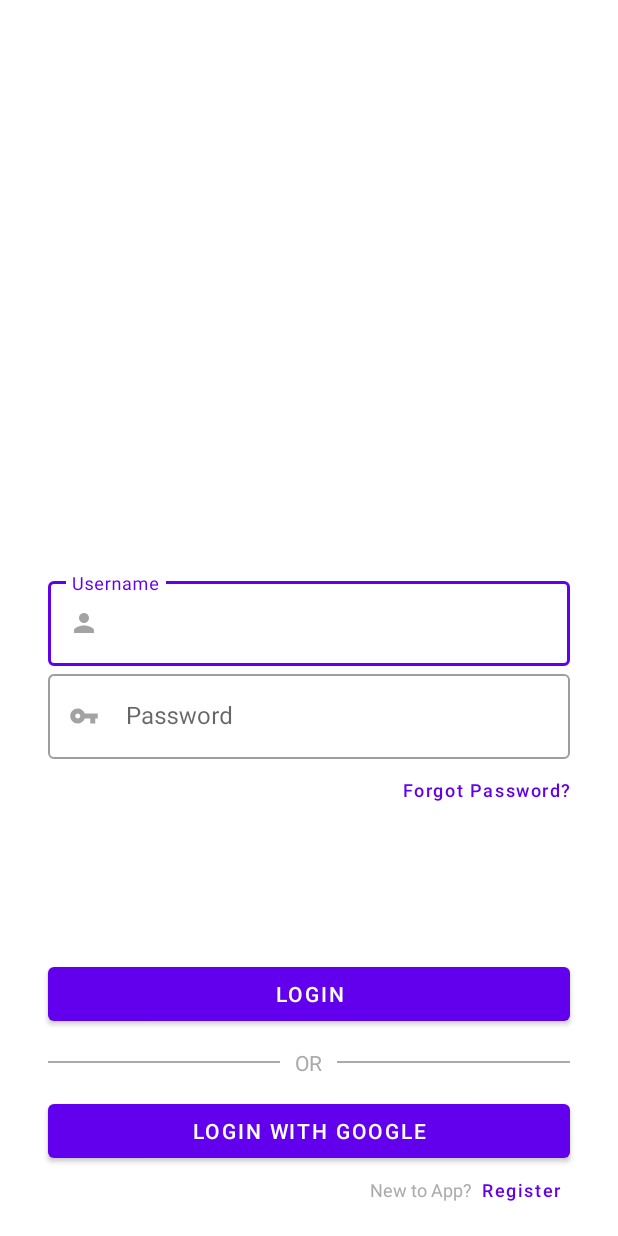
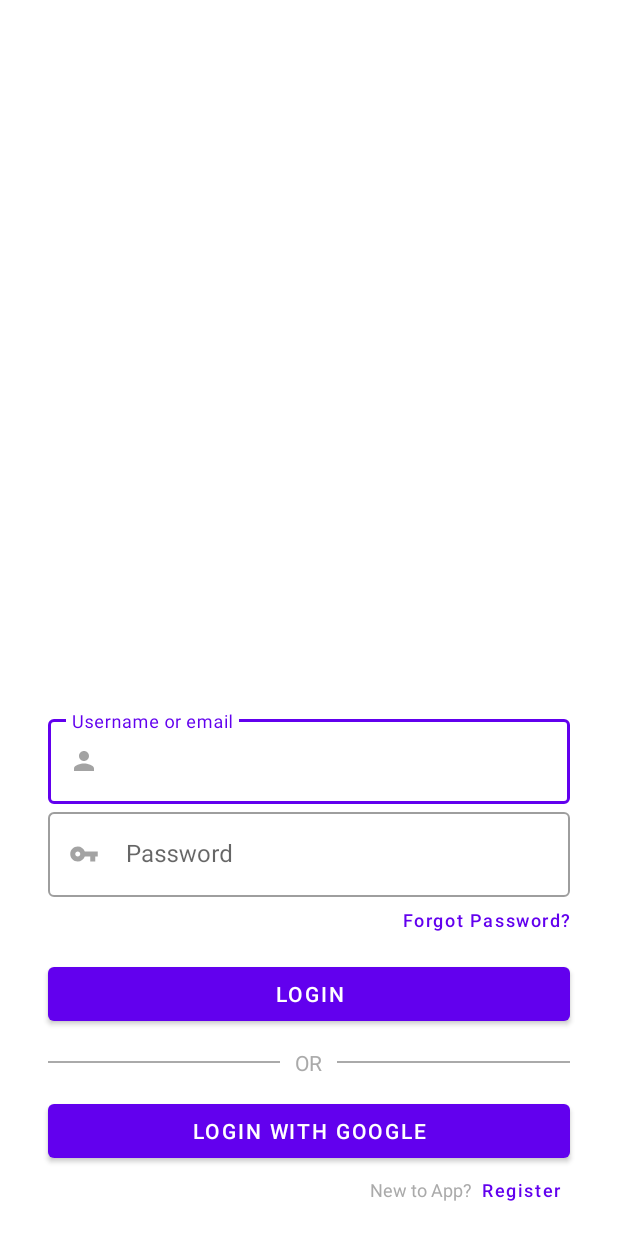
Before and after one commit to biagioPiraino/template-loginpage, an Android app: the screen it shows after launch (LoginPageActivity), on a phone screen of 412 x 824 dp. Run offline under Robolectric (Android 15) with nearby library versions, the phone set to English and light mode, and no system bars; libraries missing offline, so code that uses them is left out: com.shobhitpuri.custombuttons; plain views replace GoogleSignInButton; 2 statements that could not run were skipped.

Commit message:
Defined basic controller structure, model added, screen auto scalability feature added

```diff
--- a/loginpage/app/src/main/java/piraino/template/loginpage/LoginPageActivity.java
+++ b/loginpage/app/src/main/java/piraino/template/loginpage/LoginPageActivity.java
@@ -1,14 +1,117 @@
 package piraino.template.loginpage;
 
+import android.os.Bundle;
+import android.view.ViewGroup;
+import android.widget.RelativeLayout;
+import android.widget.Toast;
+
 import androidx.appcompat.app.AppCompatActivity;
+import androidx.constraintlayout.widget.ConstraintLayout;
 
-import android.os.Bundle;
+import com.shobhitpuri.custombuttons.GoogleSignInButton;
+import com.google.android.material.button.MaterialButton;
+import com.google.android.material.textfield.TextInputEditText;
+
+import static java.lang.String.format;
 
 public class LoginPageActivity extends AppCompatActivity {
 
+    MaterialButton loginButton, forgotPasswordButton, registerButton;
+    GoogleSignInButton googleSignInButton;
+    RelativeLayout imageRelativeLayout;
+    ConstraintLayout screenLayout, infoLayout;
+    TextInputEditText userEditText, passwordEditText;
+    String username, password;
+
     @Override
-    protected void onCreate(Bundle savedInstanceState) {
+    protected void onCreate(Bundle savedInstanceState)
+    {
         super.onCreate(savedInstanceState);
         setContentView(R.layout.login_page_main);
+
+        SetContext();
+    }
+
+    private void SetContext()
+    {
+        screenLayout = findViewById(R.id.screen_layout);
+        infoLayout = findViewById(R.id.login_page_info_layout);
+
+        imageRelativeLayout = findViewById(R.id.login_page_image_layout);
+        ScaleImage();
+
+        userEditText = findViewById(R.id.login_page_username_input_edit_text);
+        passwordEditText = findViewById(R.id.login_page_password_input_edit_text);
+
+        loginButton = findViewById(R.id.login_page_login_button);
+        loginButton.setOnClickListener(view -> {
+            Boolean userInformationInserted = RetrieveUserInformation();
+
+            if (userInformationInserted) {
+                // try login, if fails dipslay error message
+            }
+        });
+
+        forgotPasswordButton = findViewById(R.id.login_page_forgot_password);
+        forgotPasswordButton.setOnClickListener(view -> {
+            // Redirect to forgot passowrd page and pass email if inserted
+        });
+
+        registerButton = findViewById(R.id.login_page_register_button);
+        registerButton.setOnClickListener(view -> {
+            RetrieveUserInformation();
+            // Redirect to register passing the information retrieved if any
+        });
+
+        googleSignInButton = findViewById(R.id.login_page_google_sing_in);
+        googleSignInButton.setOnClickListener(view -> {
+            // login with google API
+        });
+    }
+
+    private void ScaleImage()
+    {
+       ViewGroup.LayoutParams parameters =  imageRelativeLayout.getLayoutParams();
+       LoginPageModel loginPageModel = new LoginPageModel();
+
+       int[] heightParameters = GetFieldsHeightParameter();
+
+       parameters.height = loginPageModel.CalculateScaledImageHeight(heightParameters);
+       parameters.width = imageRelativeLayout.getWidth();
+
+       imageRelativeLayout.setLayoutParams(parameters);
+    }
+
+    private int[] GetFieldsHeightParameter()
+    {
+        int screenHeight = screenLayout.getMaxHeight();
+        int infoLayoutHeight = infoLayout.getHeight();
+        return new int[]{screenHeight, infoLayoutHeight};
+    }
+
+    private Boolean RetrieveUserInformation() {
+        username = userEditText.getEditableText().toString();
+        password = passwordEditText.getEditableText().toString();
+
+        if (username.isEmpty()) {
+            String USERNAME = "Username";
+            DisplayInfoToastMessage(USERNAME);
+            return false;
+        }
+
+        if (password.isEmpty()) {
+            String PASSWORD = "Password";
+            DisplayInfoToastMessage(PASSWORD);
+            return false;
+        }
+
+        return true;
+    }
+
+    private void DisplayInfoToastMessage(String attribute)
+    {
+        Toast.makeText(LoginPageActivity.this,
+                format(String.valueOf(R.string.toast_info_message), attribute),
+                Toast.LENGTH_SHORT).show();
     }
 }
--- /dev/null
+++ b/loginpage/app/src/main/java/piraino/template/loginpage/LoginPageModel.java
@@ -0,0 +1,11 @@
+package piraino.template.loginpage;
+
+public class LoginPageModel {
+
+    public LoginPageModel(){}
+
+    public int CalculateScaledImageHeight(int[] heightParameters)
+    {
+        return (heightParameters[0] - heightParameters[1]);
+    }
+}
--- a/loginpage/app/src/main/res/layout/login_page_main.xml
+++ b/loginpage/app/src/main/res/layout/login_page_main.xml
@@ -2,13 +2,14 @@
 <androidx.constraintlayout.widget.ConstraintLayout xmlns:android="http://schemas.android.com/apk/res/android"
     xmlns:app="http://schemas.android.com/apk/res-auto"
     xmlns:tools="http://schemas.android.com/tools"
+    android:id="@+id/screen_layout"
     android:layout_width="match_parent"
     android:layout_height="match_parent"
     android:padding="16dp"
     tools:context=".LoginPageActivity">
 
     <RelativeLayout
-        android:id="@+id/login_page_image"
+        android:id="@+id/login_page_image_layout"
         android:layout_width="match_parent"
         android:layout_height="350dp"
         android:layout_marginStart="@dimen/margin_standard"
@@ -16,6 +17,14 @@
         app:layout_constraintEnd_toEndOf="parent"
         app:layout_constraintStart_toStartOf="parent"
         app:layout_constraintTop_toTopOf="parent" />
+
+    <androidx.constraintlayout.widget.ConstraintLayout
+        android:id="@+id/login_page_info_layout"
+        android:layout_width="match_parent"
+        android:layout_height="350dp"
+        app:layout_constraintEnd_toEndOf="parent"
+        app:layout_constraintStart_toStartOf="parent"
+        app:layout_constraintBottom_toBottomOf="parent">
 
         <com.google.android.material.textfield.TextInputLayout
             android:id="@+id/login_page_username_input_layout"
@@ -28,7 +37,7 @@
             android:hint="@string/login_page_username"
             app:layout_constraintEnd_toEndOf="parent"
             app:layout_constraintStart_toStartOf="parent"
-        app:layout_constraintTop_toBottomOf="@id/login_page_image"
+            app:layout_constraintTop_toTopOf="parent"
             app:startIconDrawable="@drawable/ic_user">
 
             <com.google.android.material.textfield.TextInputEditText
@@ -65,7 +74,6 @@
             style="@style/Widget.MaterialComponents.Button.TextButton"
             android:layout_width="130dp"
             android:layout_height="30dp"
-        android:layout_marginTop="5dp"
             android:layout_marginEnd="@dimen/margin_standard"
             android:padding="0dip"
             android:text="@string/forgot_password"
@@ -144,12 +152,12 @@
             android:layout_width="wrap_content"
             android:layout_height="30dp"
             android:background="@android:color/white"
+            android:gravity="center_vertical"
             android:text="@string/new_to_app"
             android:textColor="@android:color/darker_gray"
             android:textSize="12sp"
-        android:gravity="center_vertical"
-        app:layout_constraintEnd_toStartOf="@+id/login_page_register_button"
-        app:layout_constraintBottom_toBottomOf="parent"/>
+            app:layout_constraintBottom_toBottomOf="parent"
+            app:layout_constraintEnd_toStartOf="@+id/login_page_register_button" />
 
         <com.google.android.material.button.MaterialButton
             android:id="@+id/login_page_register_button"
@@ -157,11 +165,13 @@
             android:layout_width="65dp"
             android:layout_height="30dp"
             android:layout_toEndOf="@id/login_page_new_to"
+            android:padding="0dip"
             android:text="@string/register"
             android:textAllCaps="false"
             android:textSize="12sp"
-        android:padding="0dip"
-        app:layout_constraintEnd_toEndOf="@+id/login_page_google_sing_in"
-        app:layout_constraintBottom_toBottomOf="parent" />
+            app:layout_constraintBottom_toBottomOf="parent"
+            app:layout_constraintEnd_toEndOf="@+id/login_page_google_sing_in" />
 
     </androidx.constraintlayout.widget.ConstraintLayout>
+
+</androidx.constraintlayout.widget.ConstraintLayout>
--- a/loginpage/app/src/main/res/values/strings.xml
+++ b/loginpage/app/src/main/res/values/strings.xml
@@ -1,6 +1,6 @@
 <resources>
     <string name="app_name">loginpage</string>
-    <string name="login_page_username">Username</string>
+    <string name="login_page_username">Username or email</string>
     <string name="login_page_password">Password</string>
     <string name="forgot_password">Forgot Password?</string>
     <string name="login">Login</string>
@@ -8,4 +8,5 @@
     <string name="login_with_google">Login with Google</string>
     <string name="new_to_app">New to App?</string>
     <string name="register">Register</string>
+    <string name="toast_info_message">Please insert the %s</string>
 </resources>
```
Lines whose indentation alone changed are shown as unchanged.
